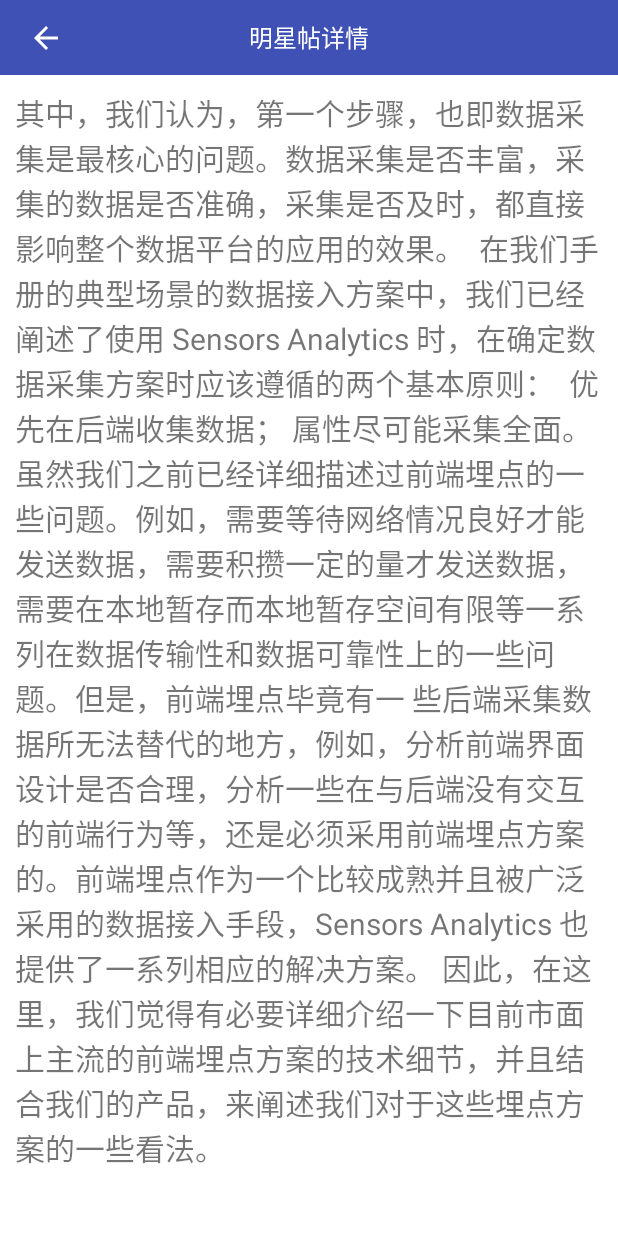
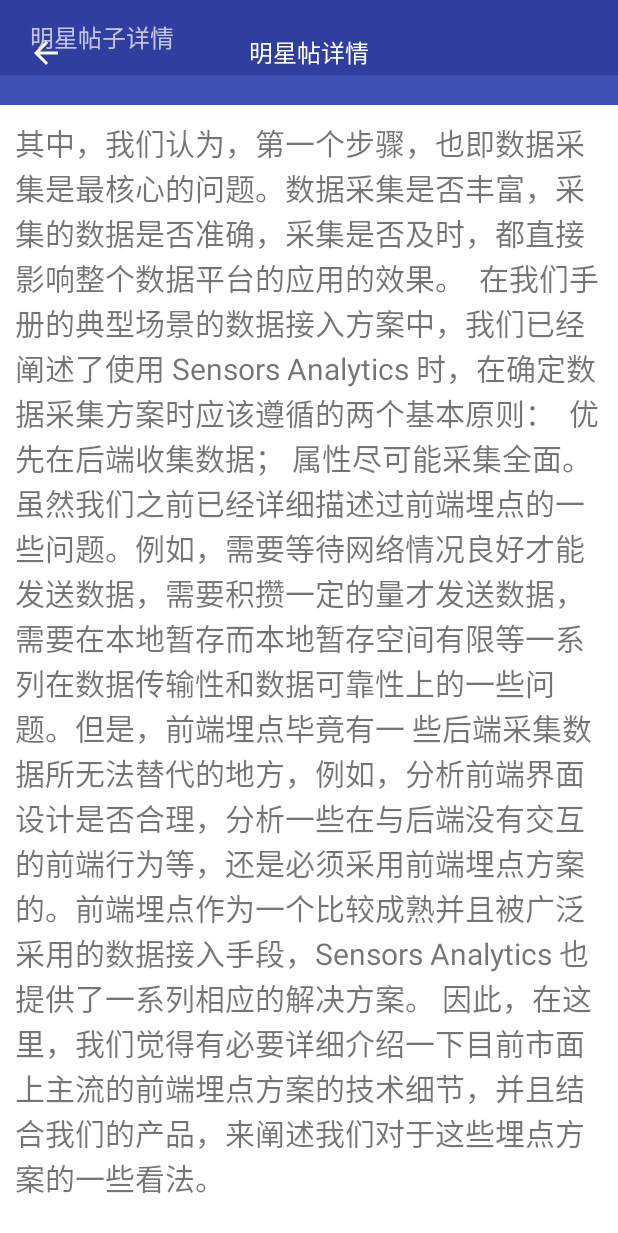
Before and after one commit to jadong/EasyUtil, an Android app: the ViewPagerActivity screen opened directly, with no data from a screen before it, on a phone screen of 412 x 824 dp. Shown: the top 1233 px of the screen. Run offline under Robolectric (Android 15) with nearby library versions, the phone set to English and light mode, and no system bars; network calls fail; pictures from the network do not load; 2 statements that could not run were skipped.

Commit message:
add code

```diff
--- a/app/src/main/java/com/dong/easy/pager/ViewPagerActivity.java
+++ b/app/src/main/java/com/dong/easy/pager/ViewPagerActivity.java
@@ -1,8 +1,14 @@
 package com.dong.easy.pager;
 
 import android.graphics.Bitmap;
+import android.graphics.Color;
+import android.support.design.widget.AppBarLayout;
+import android.support.design.widget.CollapsingToolbarLayout;
 import android.support.v4.view.ViewPager;
+import android.util.Log;
+import android.view.View;
 import android.view.ViewGroup;
+import android.widget.FrameLayout;
 import android.widget.ImageButton;
 import android.widget.TextView;
 
@@ -24,6 +30,13 @@ public class ViewPagerActivity extends BaseActivity {
     private ImagePagerAdapter imagePagerAdapter;
     private ImageButton v_back;
     private TextView tv_title;
+    private TextView tv_title_1;
+    private FrameLayout ll_title_layout;
+    private View view_title_bg;
+
+    private AppBarLayout appbar;
+
+    private CollapsingToolbarLayout collapsing_toolbar;
 
     @Override
     public int getContentView() {
@@ -33,15 +46,44 @@ public class ViewPagerActivity extends BaseActivity {
     @Override
     public void initData() {
         AppUitl.fullScreen(this);
+        collapsing_toolbar = (CollapsingToolbarLayout) findViewById(R.id.collapsing_toolbar);
         viewPager = (ViewPager) findViewById(R.id.viewPager);
+        v_back = (ImageButton) findViewById(R.id.v_back);
+        ll_title_layout = (FrameLayout) findViewById(R.id.ll_title_layout);
+        view_title_bg = findViewById(R.id.view_title_bg);
+        tv_title = (TextView) findViewById(R.id.tv_title);
+        tv_title_1 = (TextView) findViewById(R.id.tv_title_1);
+        appbar = (AppBarLayout) findViewById(R.id.appbar);
         imagePagerAdapter = new ImagePagerAdapter(this);
-
+        collapsing_toolbar.setContentScrimResource(R.mipmap.title_bg);
         Glide.with(this).asBitmap().load(imagePagerAdapter.getImageList().get(0)).into(new SimpleTarget<Bitmap>() {
             @Override
             public void onResourceReady(Bitmap resource, Transition<? super Bitmap> transition) {
                 float scale = (float) resource.getHeight() / resource.getWidth();
                 int defaultHeight = (int) (scale * UIUtils.INSTANCE.getScreenWidth());
                 initViewPager(defaultHeight);
+            }
+        });
+
+        appbar.addOnOffsetChangedListener(new AppBarLayout.OnOffsetChangedListener() {
+            @Override
+            public void onOffsetChanged(AppBarLayout appBarLayout, int verticalOffset) {
+
+//                Log.i("ViewPager", "verticalOffset=" + verticalOffset + " | getTotalScrollRange =" + appBarLayout.getTotalScrollRange());
+
+                if (appBarLayout.getTotalScrollRange() > 0) {
+                    float alpha = Math.abs(verticalOffset) * 1f / appBarLayout.getTotalScrollRange();
+                    Log.i("ViewPager", "alpha=" + alpha);
+
+                    if (verticalOffset == 0) {//展开
+                        tv_title.setAlpha(0);
+                    } else if (Math.abs(verticalOffset) >= appBarLayout.getTotalScrollRange()) {//折叠
+                        tv_title.setAlpha(1);
+                    } else {
+                        tv_title.setAlpha(alpha);
+                    }
+                }
+
             }
         });
 
--- a/app/src/main/res/layout/activity_viewpager.xml
+++ b/app/src/main/res/layout/activity_viewpager.xml
@@ -15,18 +15,19 @@
             android:id="@+id/collapsing_toolbar"
             android:layout_width="match_parent"
             android:layout_height="wrap_content"
-            app:contentScrim="@color/transparent"
+            app:contentScrim="@color/colorPrimary"
             app:expandedTitleMarginEnd="0dp"
             app:expandedTitleMarginStart="0dp"
             app:layout_scrollFlags="scroll|exitUntilCollapsed|snap">
 
             <!-- 头部 -->
-            <RelativeLayout
+            <LinearLayout
                 android:id="@+id/rl_header_layout"
                 android:layout_width="match_parent"
                 android:layout_height="wrap_content"
                 app:layout_collapseMode="parallax"
                 app:layout_collapseParallaxMultiplier="0.5"
+                android:orientation="vertical"
                 app:layout_scrollFlags="scroll|exitUntilCollapsed">
 
 
@@ -35,17 +36,26 @@
                     android:layout_width="match_parent"
                     android:layout_height="wrap_content"/>
 
+                <TextView
+                    android:id="@+id/tv_title_1"
+                    android:layout_width="match_parent"
+                    android:layout_height="50dp"
+                    android:gravity="center_vertical"
+                    android:paddingLeft="20dp"
+                    android:textSize="16dp"
+                    android:background="@color/colorPrimaryDark"
+                    android:text="明星帖子详情"/>
 
-            </RelativeLayout>
+
+            </LinearLayout>
 
             <android.support.v7.widget.Toolbar
                 android:id="@+id/toolbar"
                 android:layout_width="match_parent"
-                android:layout_height="50dp"
+                android:layout_height="70dp"
                 android:layout_gravity="top"
                 android:layout_marginTop="0dp"
                 app:contentInsetStart="0dp"
-                app:contentScrim="@color/transparent"
                 app:layout_collapseMode="pin"
                 app:layout_scrollFlags="scroll|exitUntilCollapsed"
                 app:popupTheme="@style/ThemeOverlay.AppCompat.Light">
@@ -53,8 +63,14 @@
                 <FrameLayout
                     android:id="@+id/ll_title_layout"
                     android:layout_width="match_parent"
-                    android:layout_height="50dp"
-                    android:orientation="horizontal">
+                    android:layout_height="50dp">
+
+                    <View
+                        android:id="@+id/view_title_bg"
+                        android:layout_width="match_parent"
+                        android:layout_height="match_parent"
+                        android:visibility="gone"
+                        android:background="@color/red"/>
 
                     <ImageButton
                         android:id="@+id/v_back"
```
Also changed, not shown: 1 other file.
